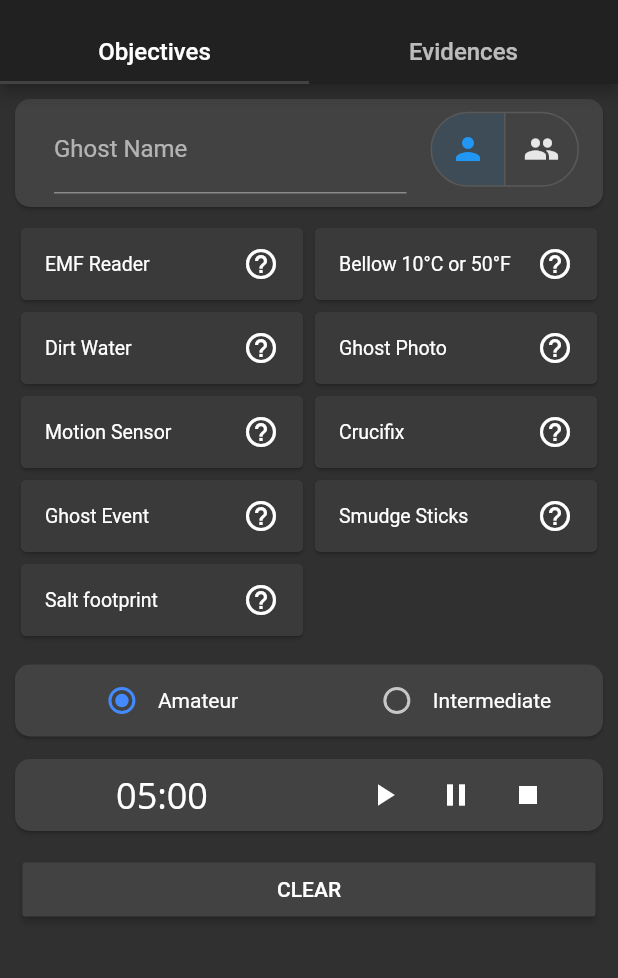
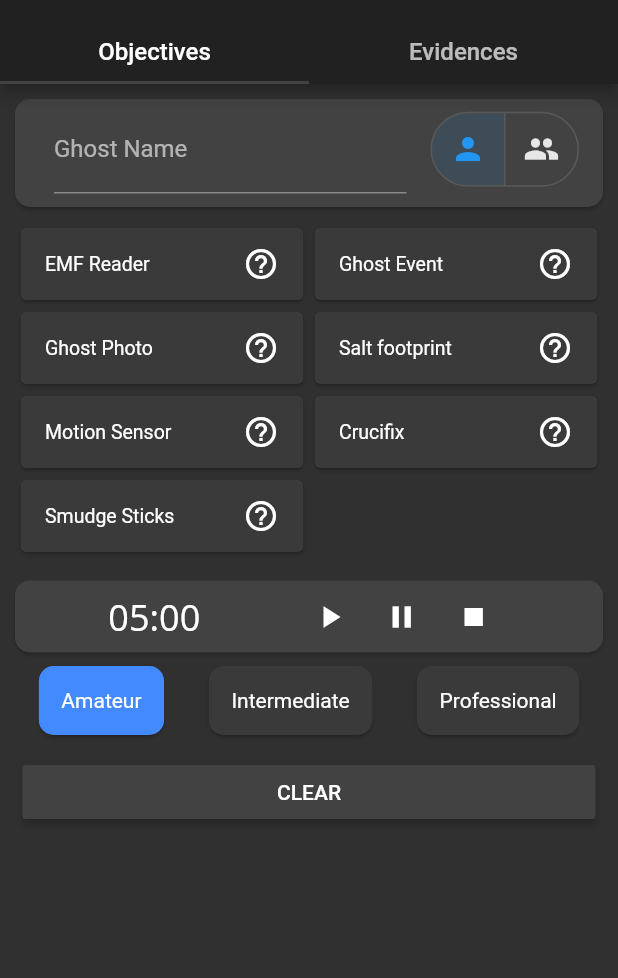
Before and after one commit to freeman507/phasmophobia_assistant, a Flutter app: the screen it shows after launch, after a tap on the "person" icon, on a phone screen of 412 x 824 dp, the part 72-1050 px from its top. Run offline on Flutter 3.47's test engine with Material 2 defaults, Android fonts, the phone set to English and light mode, and no system bars; our stand-ins replace shared_preferences; Roboto replaces fonts that are missing (Hind, Open Sans, Poppins).

Commit message:
feature: removed deprecated objectives and added professional option

```diff
--- a/lib/i18n/english.dart
+++ b/lib/i18n/english.dart
@@ -264,6 +264,7 @@ const Map<String, String> english = {
   "support.contact": "SUPPORT CONTACT",
   "amateur": "Amateur",
   "intermediate": "Intermediate",
+  "professional": "Professional",
   "discard.evidence": "Discard evidence (not recomended)",
   "enable.discard.evidence.long.press": "Enable to discard evidences manually using long press.",
   "cant.select.discarded.evidence": "You can't select a discarded evidence.",
--- a/lib/i18n/french.dart
+++ b/lib/i18n/french.dart
@@ -280,6 +280,7 @@ const Map<String, String> french = {
   "support.contact": "CONTACT DE SUPPORT",
   "amateur": "Amateur",
   "intermediate": "Intermédiare",
+  "professional": "Professionnelle",
   "discard.evidence": "Rejeter les preuves (non recommandé)",
   "enable.discard.evidence.long.press":
   "Permettre d'éliminer les preuves manuellement en appuyant longuement.",
--- a/lib/i18n/germany.dart
+++ b/lib/i18n/germany.dart
@@ -281,4 +281,5 @@ const Map<String, String> germany = {
   "cant.change.evidence": "Kann diesen Beweis nicht ändern.",
   "amateur": "Anfänger",
   "intermediate": "Fortgeschritten",
+  "professional": "Fachmann",
 };
--- a/lib/i18n/greek.dart
+++ b/lib/i18n/greek.dart
@@ -273,6 +273,7 @@ const Map<String, String> greek = {
   "support.contact": "ΥΠΟΣΤΗΡΙΞΗ ΕΠΙΚΟΙΝΩΝΙΑΣ",
   "amateur": "Εύκολη Δυσκολία",
   "intermediate": "Μεσσαία Δυσκολία",
+  "professional": "Επαγγελματίας",
   "discard.evidence": "Απόρριψη αποδεικτικών στοιχείων (δεν συνιστάται)",
   "enable.discard.evidence.long.press":
       "Για την ενεργοποίηση της απόρριψης αποδεικτικών στοιχείων χειροκίνητα χρησιμοποιήστε παρατεταμένο πάτημα.",
--- a/lib/i18n/italian.dart
+++ b/lib/i18n/italian.dart
@@ -276,6 +276,7 @@ const Map<String, String> italian = {
   "support.contact": "CONTATTO DI SUPPORTO",
   "amateur": "Dilettante",
   "intermediate": "Intermedio",
+  "professional": "Professionale",
   "discard.evidence": "Elimina la prova (non consigliato)",
   "enable.discard.evidence.long.press":
       "Permette di eliminare le prove manualmente con una pressione prolungata.",
--- a/lib/i18n/japanese.dart
+++ b/lib/i18n/japanese.dart
@@ -240,6 +240,7 @@ const Map<String, String> japanese = {
   "support.contact": "サポートの連絡先",
   "amateur": "アマチュア",
   "intermediate": "中級",
+  "professional": "プロフェッショナル",
   "discard.evidence": "証拠を破棄する（推奨されません）",
   "enable.discard.evidence.long.press": "長押しを使用して手動で証拠を破棄できるようにします",
   "cant.select.discarded.evidence": "破棄された証拠を選択することはできません",
--- a/lib/i18n/portuguese.dart
+++ b/lib/i18n/portuguese.dart
@@ -271,6 +271,7 @@ const Map<String, String> portuguese = {
   "support.contact": "CONTATO DE SUPORTE",
   "amateur": "Amador",
   "intermediate": "Intermediário",
+  "professional": "Profissional",
   "discard.evidence": "Descartar evidências (não recomendado)",
   "enable.discard.evidence.long.press": "Habilite para poder descartar evidências usando toque longo.",
   "cant.select.discarded.evidence": "Você não pode selecionar uma evidência descartada.",
--- a/lib/i18n/russian.dart
+++ b/lib/i18n/russian.dart
@@ -270,6 +270,7 @@ const Map<String, String> russian = {
   "support.contact": "ПОДДЕРЖКА КОНТАКТЫ",
   "amateur": "Любительское",
   "intermediate": "Средний",
+  "professional": "профессиональный",
   "discard.evidence": "Отбросить доказательства (не рекомендуется)",
   "enable.discard.evidence.long.press":
   "Включите удаление улик вручную с помощью длительного нажатия.",
--- a/lib/i18n/spanish.dart
+++ b/lib/i18n/spanish.dart
@@ -283,6 +283,7 @@ const Map<String, String> spanish = {
   "support.contact": "CONTACTO DE SOPORTE",
   "amateur": "Aficionado",
   "intermediate": "Intermedia",
+  "professional": "Profesional",
   "discard.evidence": "Desechar las pruebas (no se recomienda)",
   "enable.discard.evidence.long.press":
   "Permite descartar las pruebas usando el tacto largo.",
--- a/lib/pages/objectives/objectives_page.dart
+++ b/lib/pages/objectives/objectives_page.dart
@@ -1,3 +1,4 @@
+import 'package:flutter/cupertino.dart';
 import 'package:flutter/material.dart';
 import 'package:phasmophobiaassistant/config/config.dart';
 import 'package:phasmophobiaassistant/i18n/i18n.dart';
@@ -14,9 +15,11 @@ import 'package:phasmophobiaassistant/models/SmudgeSticksObjective.dart';
 import 'package:phasmophobiaassistant/pages/objective_detail/objective_detail.dart';
 import 'package:phasmophobiaassistant/widgets/timer_text.dart';
 
-enum SingingCharacter { amateur, intermediate }
+enum SingingCharacter { amateur, intermediate, professional }
 
-const FIVE_MINUTES = 300000, TWO_MINUTES = 120000;
+const FIVE_MINUTES = 300000,
+    TWO_MINUTES = 120000,
+    ZERO_MINUTES = 0;
 
 class ObjectivesPage extends StatefulWidget {
   final Map<String, dynamic> lastStateApp;
@@ -61,8 +64,13 @@ class _ObjectivesPageState extends State<ObjectivesPage>
 
   _ObjectivesPageState(Map<String, dynamic> lastStateApp) {
     loadInitialValues(lastStateApp);
-    _timerText = TimerText(_stopwatch,
-        _difficult == SingingCharacter.amateur ? FIVE_MINUTES : TWO_MINUTES);
+    int timer = ZERO_MINUTES;
+    if (_difficult == SingingCharacter.amateur) {
+      timer = FIVE_MINUTES;
+    } else if (_difficult == SingingCharacter.intermediate) {
+      timer = TWO_MINUTES;
+    }
+    _timerText = TimerText(_stopwatch, timer);
   }
 
   void loadInitialValues(Map<String, dynamic> lastStateApp) {
@@ -81,9 +89,17 @@ class _ObjectivesPageState extends State<ObjectivesPage>
   }
 
   void loadDifficult(Map<String, dynamic> lastStateApp) {
-    _difficult = lastStateApp['difficult'] == "intermediate"
-        ? SingingCharacter.intermediate
-        : SingingCharacter.amateur;
+    switch (lastStateApp['difficult']) {
+      case "intermediate":
+        _difficult = SingingCharacter.intermediate;
+        break;
+      case "professional":
+        _difficult = SingingCharacter.professional;
+        break;
+      default:
+        _difficult = SingingCharacter.amateur;
+        break;
+    }
   }
 
   void loadGhostRespond(Map<String, dynamic> lastStateApp) {
@@ -106,9 +122,20 @@ class _ObjectivesPageState extends State<ObjectivesPage>
       children: <Widget>[
         buildGhostNameAndRespondCard(),
         buildObjectiveTable(),
-        buildDifficultCard(),
         buildTimerCard(),
+        buildDificultButtons(),
         buildClearButton(),
+      ],
+    );
+  }
+
+  Wrap buildDificultButtons() {
+    return Wrap(
+      alignment: WrapAlignment.spaceEvenly,
+      children: [
+        buildDifficultOption(SingingCharacter.amateur),
+        buildDifficultOption(SingingCharacter.intermediate),
+        buildDifficultOption(SingingCharacter.professional),
       ],
     );
   }
@@ -134,58 +161,11 @@ class _ObjectivesPageState extends State<ObjectivesPage>
       shape: RoundedRectangleBorder(
         borderRadius: BorderRadius.circular(10.0),
       ),
-      child: Row(
-        children: [
-          Expanded(
-            child: _timerText,
-          ),
-          Expanded(
       child: Wrap(
         alignment: WrapAlignment.center,
-              children: buildTimeButtons(),
-            ),
-          ),
-        ],
-      ),
-    );
-  }
-
-  Card buildDifficultCard() {
-    return Card(
-      margin: EdgeInsets.fromLTRB(10, 10, 10, 5),
-      shape: RoundedRectangleBorder(
-        borderRadius: BorderRadius.circular(10.0),
-      ),
-      child: Row(
+        spacing: 20,
         children: [
-          Expanded(
-            child: Row(
-              mainAxisAlignment: MainAxisAlignment.center,
-              children: [
-                Radio(
-                  value: SingingCharacter.amateur,
-                  activeColor: Colors.blueAccent,
-                  groupValue: _difficult,
-                  onChanged: radioButtonChange,
-                ),
-                Text(i("amateur")),
-              ],
-            ),
-          ),
-          Expanded(
-            child: Row(
-              mainAxisAlignment: MainAxisAlignment.center,
-              children: [
-                Radio(
-                  value: SingingCharacter.intermediate,
-                  activeColor: Colors.blueAccent,
-                  groupValue: _difficult,
-                  onChanged: radioButtonChange,
-                ),
-                Text(i("intermediate")),
-              ],
-            ),
-          ),
+          buildTimeButtons(),
         ],
       ),
     );
@@ -198,22 +178,18 @@ class _ObjectivesPageState extends State<ObjectivesPage>
         children: [
           TableRow(children: [
             buildObjectiveItem(_emfReaderText, _emfReader),
-            buildObjectiveItem(_lowTemperatureText, _lowTemperature),
+            buildObjectiveItem(_ghostEventText, _ghostEvent),
           ]),
           TableRow(children: [
-            buildObjectiveItem(_dirtWaterText, _dirtWater),
             buildObjectiveItem(_ghostPhotoText, _ghostPhoto),
+            buildObjectiveItem(_saltFootprintText, _saltFootprint),
           ]),
           TableRow(children: [
             buildObjectiveItem(_sensorText, _motionSensor),
             buildObjectiveItem(_crucifixText, _crucifix),
           ]),
           TableRow(children: [
-            buildObjectiveItem(_ghostEventText, _ghostEvent),
             buildObjectiveItem(_smudgeSticksTExt, _smudgeSticks),
-          ]),
-          TableRow(children: [
-            buildObjectiveItem(_saltFootprintText, _saltFootprint),
             Container(),
           ]),
         ],
@@ -258,19 +234,29 @@ class _ObjectivesPageState extends State<ObjectivesPage>
     );
   }
 
-  void radioButtonChange(SingingCharacter value) {
+  void changeDifficult(SingingCharacter value) {
+    int time = ZERO_MINUTES;
+    if (value == SingingCharacter.intermediate) {
+      time = TWO_MINUTES;
+    } else if (value == SingingCharacter.amateur) {
+      time = FIVE_MINUTES;
+    }
     setState(
           () {
         _difficult = value;
-        _timerText = TimerText(_stopwatch,
-            value == SingingCharacter.amateur ? FIVE_MINUTES : TWO_MINUTES);
+        _timerText = TimerText(_stopwatch, time);
       },
     );
     saveObjectiveState();
   }
 
-  List<Widget> buildTimeButtons() {
-    return [
+  Row buildTimeButtons() {
+    return Row(
+      mainAxisAlignment: MainAxisAlignment.spaceEvenly,
+      children: [
+        _timerText,
+        Wrap(
+          children: [
             IconButton(
               icon: Icon(Icons.play_arrow),
               onPressed: () {
@@ -289,7 +275,51 @@ class _ObjectivesPageState extends State<ObjectivesPage>
                 handleStopButton();
               },
             ),
-    ];
+          ],
+        )
+      ],
+    );
+  }
+
+  Widget buildDifficultOption(SingingCharacter difficult) {
+    String text = getDifficultName(difficult);
+    return Card(
+      shape: RoundedRectangleBorder(
+        borderRadius: BorderRadius.circular(10.0),
+      ),
+      child: AnimatedContainer(
+        decoration: BoxDecoration(
+          color: _difficult == difficult ? Colors.blueAccent : Colors.black12,
+          borderRadius: BorderRadius.circular(10),
+        ),
+        duration: Duration(seconds: 1),
+        child: InkWell(
+          onTap: () {
+            changeDifficult(difficult);
+          },
+          child: Container(
+            margin: EdgeInsets.all(15),
+            child: Text(i(text)),
+          ),
+        ),
+      ),
+    );
+  }
+
+  String getDifficultName(SingingCharacter difficult) {
+    String text = "";
+    switch (difficult) {
+      case SingingCharacter.amateur:
+        text = "amateur";
+        break;
+      case SingingCharacter.intermediate:
+        text = "intermediate";
+        break;
+      case SingingCharacter.professional:
+        text = "professional";
+        break;
+    }
+    return text;
   }
 
   Card buildObjectiveItem(String objective, bool selected) {
@@ -408,9 +438,7 @@ class _ObjectivesPageState extends State<ObjectivesPage>
       "saltFootprint": _saltFootprint,
       "ghostName": _textEditingController.text,
       "ghostRespond": ghostRespond,
-      "difficult": _difficult == SingingCharacter.intermediate
-          ? "intermediate"
-          : "amateur",
+      "difficult": getDifficultName(_difficult),
     });
   }
 
```
Also changed, not shown: pubspec.lock. Lines whose indentation alone changed are shown as unchanged.
